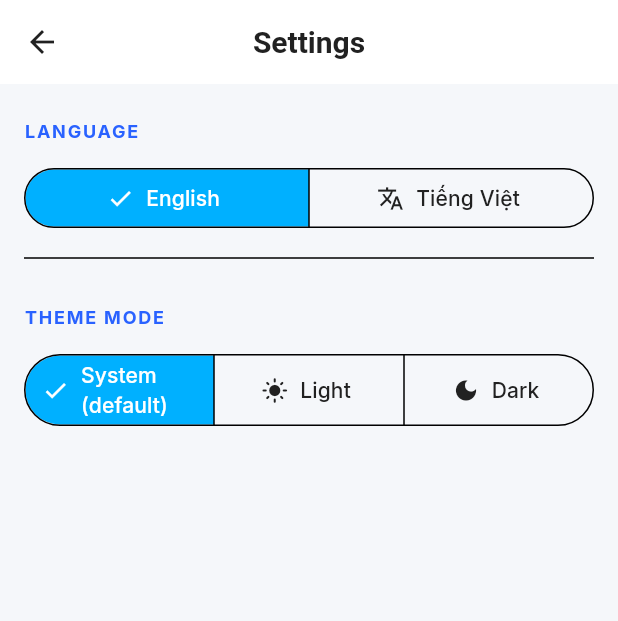
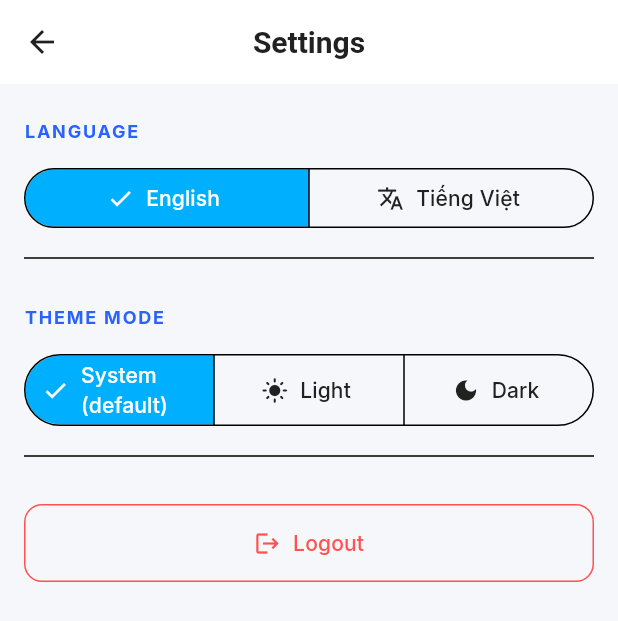
Before and after one commit to duyphan0503/chatdp, a Flutter app: the SettingsPage screen opened directly, on a phone screen of 412 x 824 dp. Shown: the top 621 px of the screen. Run offline on Flutter 3.47's test engine with Material 3 defaults, Android fonts, the phone set to English and light mode, and no system bars; our stand-ins replace bloc_concurrency, dio, equatable, flutter_bloc, flutter_dotenv, flutter_secure_storage and 7 more; missing offline and left inert: google_sign_in_all_platforms; accounts and stored records are empty; statements that could not run were skipped.

Commit message:
feat(frontend): add logout button to SettingsPage
- Add logout localization strings
- Add OutlinedButton for logout in SettingsPage
- Add BlocListener to AppShellPage to redirect to login on Unauthenticated state

```diff
--- a/apps/frontend/lib/features/settings/presentation/pages/settings_page.dart
+++ b/apps/frontend/lib/features/settings/presentation/pages/settings_page.dart
@@ -3,6 +3,7 @@ import 'package:flutter_bloc/flutter_bloc.dart';
 import '../../../../l10n/app_localizations.dart';
 import '../cubit/language_cubit.dart';
 import '../cubit/theme_cubit.dart';
+import '../../../auth/presentation/bloc/auth_bloc.dart';
 
 class SettingsPage extends StatelessWidget {
   const SettingsPage({super.key});
@@ -24,6 +25,28 @@ class SettingsPage extends StatelessWidget {
           ),
           _buildSectionHeader(context, l10n.themeMode),
           _buildThemeSelector(context, l10n),
+          const Padding(
+            padding: EdgeInsets.symmetric(horizontal: 16, vertical: 8),
+            child: Divider(),
+          ),
+          Padding(
+            padding: const EdgeInsets.all(16.0),
+            child: OutlinedButton.icon(
+              onPressed: () {
+                context.read<AuthBloc>().add(const AuthLogoutRequested());
+              },
+              icon: const Icon(Icons.logout),
+              label: Text(l10n.logout),
+              style: OutlinedButton.styleFrom(
+                foregroundColor: Colors.redAccent,
+                side: const BorderSide(color: Colors.redAccent),
+                padding: const EdgeInsets.symmetric(vertical: 16),
+                shape: RoundedRectangleBorder(
+                  borderRadius: BorderRadius.circular(12),
+                ),
+              ),
+            ),
+          ),
         ],
       ),
     );
--- a/apps/frontend/lib/l10n/app_en.arb
+++ b/apps/frontend/lib/l10n/app_en.arb
@@ -62,5 +62,6 @@
   "themeMode": "Theme Mode",
   "themeLight": "Light",
   "themeDark": "Dark",
-  "themeSystem": "System (default)"
+  "themeSystem": "System (default)",
+  "logout": "Logout"
 }
--- a/apps/frontend/lib/l10n/app_localizations.dart
+++ b/apps/frontend/lib/l10n/app_localizations.dart
@@ -475,6 +475,12 @@ abstract class AppLocalizations {
   /// In en, this message translates to:
   /// **'System (default)'**
   String get themeSystem;
+
+  /// No description provided for @logout.
+  ///
+  /// In en, this message translates to:
+  /// **'Logout'**
+  String get logout;
 }
 
 class _AppLocalizationsDelegate
--- a/apps/frontend/lib/l10n/app_localizations_en.dart
+++ b/apps/frontend/lib/l10n/app_localizations_en.dart
@@ -206,4 +206,7 @@ class AppLocalizationsEn extends AppLocalizations {
 
   @override
   String get themeSystem => 'System (default)';
+
+  @override
+  String get logout => 'Logout';
 }
--- a/apps/frontend/lib/l10n/app_localizations_vi.dart
+++ b/apps/frontend/lib/l10n/app_localizations_vi.dart
@@ -207,4 +207,7 @@ class AppLocalizationsVi extends AppLocalizations {
 
   @override
   String get themeSystem => 'Hệ thống (mặc định)';
+
+  @override
+  String get logout => 'Đăng xuất';
 }
--- a/apps/frontend/lib/l10n/app_vi.arb
+++ b/apps/frontend/lib/l10n/app_vi.arb
@@ -62,5 +62,6 @@
   "themeMode": "Chế độ giao diện",
   "themeLight": "Sáng",
   "themeDark": "Tối",
-  "themeSystem": "Hệ thống (mặc định)"
+  "themeSystem": "Hệ thống (mặc định)",
+  "logout": "Đăng xuất"
 }
```
Also changed, not shown: apps/frontend/lib/features/shell/presentation/pages/app_shell_page.dart (+11 -1 lines).
